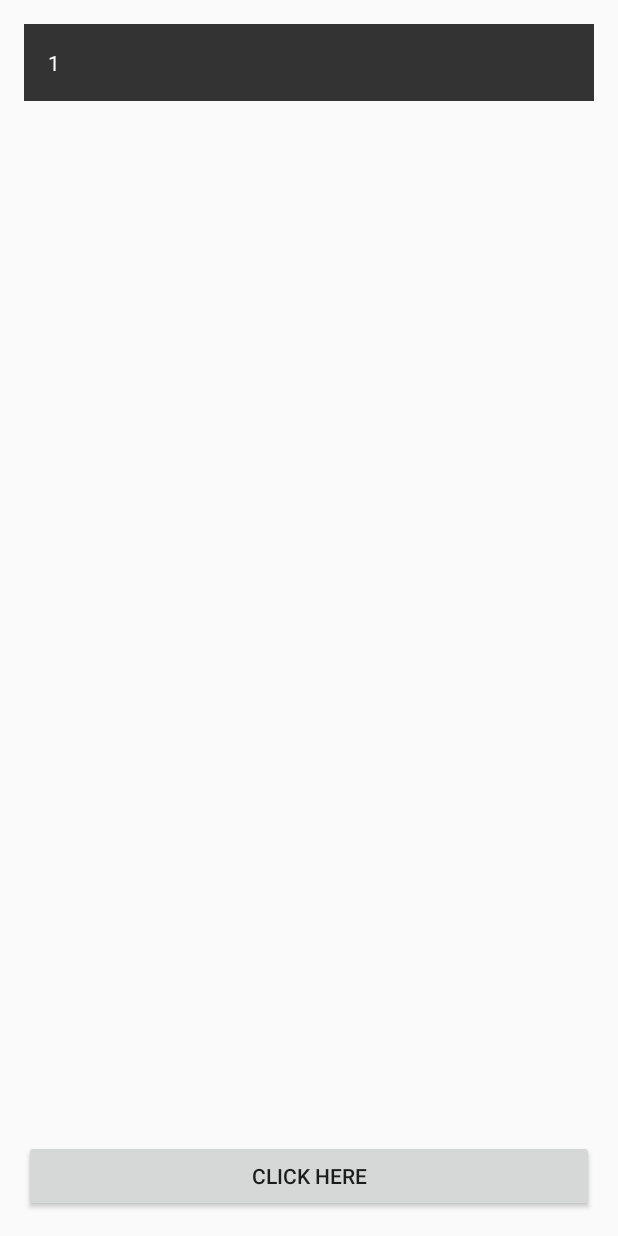
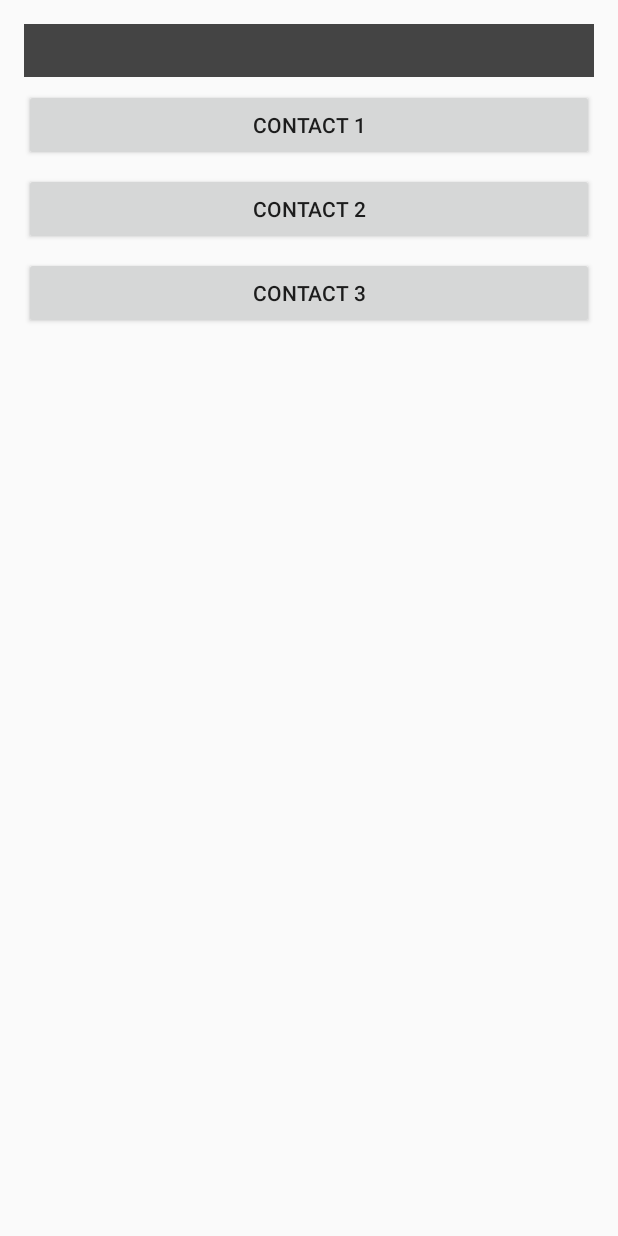
Before and after one commit to lfallo1/AndroidActivityLifecycleDemo, an Android app: the screen it shows after launch (MainActivity before the commit, SelectContactActivity after it), after a tap on "CLICK HERE", on a phone screen of 412 x 824 dp. Run offline under Robolectric (Android 15) with nearby library versions, the phone set to English and light mode, and no system bars.

Commit message:
activityResult

```diff
--- a/app/src/main/AndroidManifest.xml
+++ b/app/src/main/AndroidManifest.xml
@@ -15,6 +15,7 @@
                 <category android:name="android.intent.category.LAUNCHER" />
             </intent-filter>
         </activity>
+        <activity android:name=".SelectContactActivity"></activity>
     </application>
 
 </manifest>
--- a/app/src/main/java/com/training/lfallon/activitylifecycle1/MainActivity.java
+++ b/app/src/main/java/com/training/lfallon/activitylifecycle1/MainActivity.java
@@ -1,43 +1,60 @@
 package com.training.lfallon.activitylifecycle1;
 
-import android.support.v7.app.AppCompatActivity;
+import android.content.Intent;
 import android.os.Bundle;
-import android.util.Log;
 import android.view.View;
+import android.widget.EditText;
 import android.widget.TextView;
 
 public class MainActivity extends BaseActivity implements View.OnClickListener{
 
     private View button;
     private TextView textView;
+    private EditText input;
+
     private int counter = 0;
-    private static final String BUNDLE_COUNTER = "BUNDLE_COUNTER";
+    public static final int REQUEST_SELECT_CONTACT = 1;
 
     @Override
     protected void onCreate(Bundle savedInstanceState) {
-
-        if(savedInstanceState != null){
-            counter = savedInstanceState.getInt(BUNDLE_COUNTER);
-        }
-
         super.onCreate(savedInstanceState);
         setContentView(R.layout.activity_main);
 
         button = findViewById(R.id.activity_main_button);
         textView = (TextView)findViewById(R.id.activity_main_text);
+        input = (EditText)findViewById(R.id.activity_main_editText);
 
         button.setOnClickListener(this);
     }
 
     @Override
-    protected void onSaveInstanceState(Bundle outState) {
-        super.onSaveInstanceState(outState);
-        outState.putInt(BUNDLE_COUNTER, counter);
+    public void onClick(View v) {
+        if(v.getId() == R.id.activity_main_button){
+            Intent intent = new Intent(this, SelectContactActivity.class);
+            intent.putExtra(SelectContactActivity.EXTRA_TITLE, input.getText().toString());
+            startActivityForResult(intent, REQUEST_SELECT_CONTACT);
+        }
     }
 
+    /**
+     * One of few over-rideable methods that will not throw error if super not called
+     * @param requestCode
+     * @param resultCode
+     * @param data
+     */
     @Override
-    public void onClick(View v) {
-        counter++;
-        textView.setText(Integer.toString(counter));
+    protected void onActivityResult(int requestCode, int resultCode, Intent data) {
+        if(requestCode == REQUEST_SELECT_CONTACT){
+            if(resultCode == RESULT_OK){
+                String contact = data.getStringExtra(SelectContactActivity.RESULT_CONTACT_NAME).toString();
+                textView.setText("You selected " + contact);
+            }
+            else{
+                textView.setText("Error...");
+            }
+        }
+        else{
+            super.onActivityResult(requestCode, resultCode, data);
+        }
     }
 }
--- /dev/null
+++ b/app/src/main/java/com/training/lfallon/activitylifecycle1/SelectContactActivity.java
@@ -0,0 +1,57 @@
+package com.training.lfallon.activitylifecycle1;
+
+import android.content.Intent;
+import android.support.v7.app.AppCompatActivity;
+import android.os.Bundle;
+import android.view.View;
+import android.widget.TextView;
+
+public class SelectContactActivity extends BaseActivity implements View.OnClickListener{
+
+    public static final String EXTRA_TITLE = "EXTRA_TITLE";
+    public static final String RESULT_CONTACT_NAME = "RESULT_CONTACT_NAME";
+
+    private View contact1;
+    private View contact2;
+    private View contact3;
+
+
+    @Override
+    protected void onCreate(Bundle savedInstanceState) {
+        super.onCreate(savedInstanceState);
+        setContentView(R.layout.activity_select_contact);
+
+        contact1 = findViewById(R.id.activity_select_contact_contact1);
+        contact2 = findViewById(R.id.activity_select_contact_contact2);
+        contact3= findViewById(R.id.activity_select_contact_contact3);
+
+        contact1.setOnClickListener(this);
+        contact2.setOnClickListener(this);
+        contact3.setOnClickListener(this);
+
+        TextView title = (TextView)findViewById(R.id.activity_select_contact_title);
+        String titleFromIntent = getIntent().getStringExtra(EXTRA_TITLE);
+        title.setText(titleFromIntent);
+    }
+
+
+    @Override
+    public void onClick(View v) {
+        if(v == contact1){
+            selectContact("Contact 1");
+        }
+        else if(v == contact2){
+            selectContact("Contact 2");
+        }
+        else if(v == contact3){
+            selectContact("Contact 3");
+        }
+    }
+
+    private void selectContact(String contactName){
+        Intent data = new Intent();
+        data.putExtra(RESULT_CONTACT_NAME, contactName);
+        setResult(RESULT_OK, data);
+        finish();
+    }
+}
--- /dev/null
+++ b/app/src/main/res/layout/activity_select_contact.xml
@@ -0,0 +1,43 @@
+<?xml version="1.0" encoding="utf-8"?>
+<LinearLayout xmlns:android="http://schemas.android.com/apk/res/android"
+    xmlns:tools="http://schemas.android.com/tools"
+    android:layout_width="match_parent"
+    android:layout_height="match_parent"
+    android:paddingBottom="@dimen/activity_vertical_margin"
+    android:paddingLeft="@dimen/activity_horizontal_margin"
+    android:paddingRight="@dimen/activity_horizontal_margin"
+    android:paddingTop="@dimen/activity_vertical_margin"
+    android:orientation="vertical"
+    tools:context=".SelectContactActivity">
+
+    <TextView
+        android:layout_width="match_parent"
+        android:layout_height="wrap_content"
+        android:background="#444444"
+        android:textColor="#ffffff"
+        android:padding="8dp"
+        android:id="@+id/activity_select_contact_title"
+        android:layout_marginBottom="8dp"/>
+
+    <Button
+        android:layout_width="match_parent"
+        android:layout_height="wrap_content"
+        android:text="Contact 1"
+        android:layout_marginBottom="8dp"
+        android:id="@+id/activity_select_contact_contact1"/>
+
+    <Button
+        android:layout_width="match_parent"
+        android:layout_height="wrap_content"
+        android:text="Contact 2"
+        android:layout_marginBottom="8dp"
+        android:id="@+id/activity_select_contact_contact2"/>
+
+    <Button
+        android:layout_width="match_parent"
+        android:layout_height="wrap_content"
+        android:text="Contact 3"
+        android:layout_marginBottom="8dp"
+        android:id="@+id/activity_select_contact_contact3"/>
+
+</LinearLayout>
```
Also changed, not shown: app/src/main/res/layout/activity_main.xml (+7 -0 lines), 1 other file.
